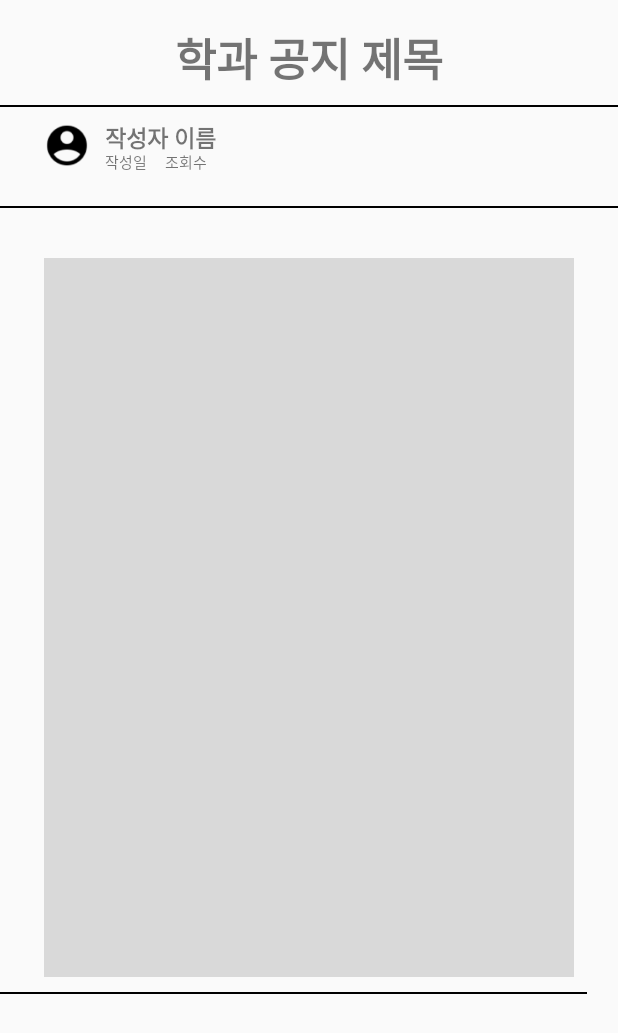
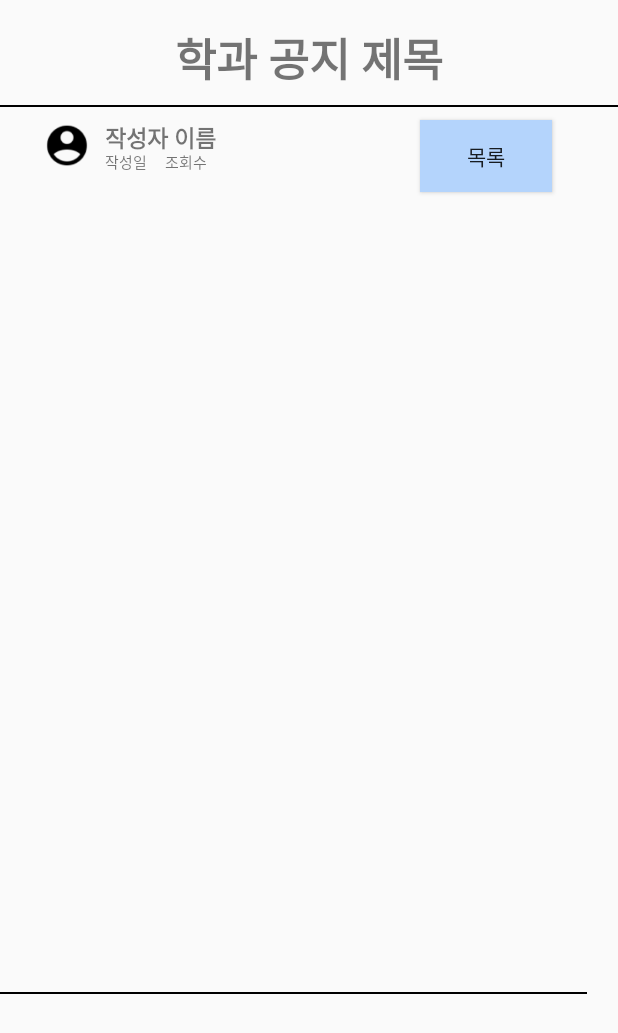
Before and after one commit to LeeYeRyeong/softwarechallenge_2023, an Android app: the departmentnoticego screen opened directly, with no data from a screen before it, on a phone screen of 412 x 824 dp. Shown: the top 1033 px of the screen. Run offline under Robolectric (Android 15) with nearby library versions, the phone set to English and light mode, and no system bars; our stand-ins replace Picasso; pictures from the network do not load.

Commit message:
7차 수정본

```diff
--- a/app/build.gradle
+++ b/app/build.gradle
@@ -39,5 +39,8 @@ dependencies {
     androidTestImplementation 'androidx.test.ext:junit:1.1.5'
     androidTestImplementation 'androidx.test.espresso:espresso-core:3.5.1'
     implementation 'de.hdodenhof:circleimageview:3.1.0'
+    implementation 'com.squareup.retrofit2:retrofit:2.9.0'
+    implementation 'com.squareup.retrofit2:converter-gson:2.9.0'
+    implementation 'com.squareup.picasso:picasso:2.71828'
 
 }
--- a/app/src/main/java/com/example/cambus/departmentnoticego.java
+++ b/app/src/main/java/com/example/cambus/departmentnoticego.java
@@ -6,17 +6,57 @@ import android.content.Intent;
 import android.os.Bundle;
 import android.view.View;
 import android.widget.Button;
+import android.widget.ImageView;
+import android.widget.TextView;
+
+import com.squareup.picasso.Picasso;
 
 public class departmentnoticego extends AppCompatActivity {
+    private TextView textViewTitle;
+    private TextView textViewContent;
+    private ImageView imageView;
+    private Button tb_noticelist;
+
+    @Override
+    protected void onCreate(Bundle savedInstanceState) {
+        super.onCreate(savedInstanceState);
+        setContentView(R.layout.department_notice);
+        tb_noticelist = findViewById(R.id.tb_noticelist);
+        tb_noticelist.setOnClickListener(new View.OnClickListener() {
+
+            @Override
+            public void onClick(View view) {
+                Intent intent = new Intent(departmentnoticego.this, departmentnotice.class);
+                startActivity(intent);
+
+            }
+        });
 
 
 
-    protected void onCreate(@Nullable Bundle savedInstanceState){
-        super.onCreate(savedInstanceState);
-        setContentView(R.layout.department_notice);
+        // 레이아웃 요소 초기화
+        textViewTitle = findViewById(R.id.textViewTitle);
+        textViewContent = findViewById(R.id.textViewContent);
+        imageView = findViewById(R.id.imageView);
 
+        // 인텐트에서 데이터 가져오기
+        Intent intent = getIntent();
+        if (intent != null) {
+            String title = intent.getStringExtra("title");
+            String content = intent.getStringExtra("content");
+            String image = intent.getStringExtra("image");
 
+            // 데이터 표시
+            if (title != null && content != null) {
+                textViewTitle.setText(title);
+                textViewContent.setText(content);
 
+                // 이미지 로딩 및 표시
+                if (image != null) {
+                    Picasso.get().load(image).into(imageView);
+                }
+            }
+        }
     }
 
 }
--- a/app/src/main/res/layout/department_notice.xml
+++ b/app/src/main/res/layout/department_notice.xml
@@ -11,7 +11,7 @@
             android:layout_height="match_parent">
 
                 <TextView
-                    android:id="@+id/titleTextView"
+                    android:id="@+id/textViewTitle"
                     android:layout_width="wrap_content"
                     android:layout_height="wrap_content"
                     android:layout_gravity="center_horizontal"
@@ -28,21 +28,22 @@
 
                     android:src="@drawable/line" />
 
-                <ImageView
-                    android:id="@+id/mainrec"
-                    android:layout_width="match_parent"
-                    android:layout_height="479dp"
-                    android:layout_gravity="center"
-
-                    android:src="@drawable/mainrec" />
 
                 <ImageView
-                    android:id="@+id/line71"
-                    android:layout_width="434dp"
-                    android:layout_height="116dp"
-                    android:layout_marginTop="80dp"
+                    android:id="@+id/imageView"
+                    android:layout_width="wrap_content"
+                    android:layout_height="wrap_content"
+                    android:layout_marginTop="150dp"
+                    android:layout_marginLeft="70dp"
+                    android:scaleType="centerInside" />
 
-                    android:src="@drawable/line3" />
+
+                <TextView
+                    android:id="@+id/textViewContent"
+                    android:layout_width="match_parent"
+                    android:layout_height="wrap_content"
+                    android:layout_below="@+id/textViewTitle"
+                    android:layout_marginTop="460dp" />
 
                 <ImageView
                     android:id="@+id/userikon"
@@ -70,6 +71,7 @@
                     android:layout_marginTop="650dp"
                     android:src="@drawable/line2" />
 
+
                 <TextView
                     android:id="@+id/dateTextView"
                     android:layout_width="wrap_content"
@@ -88,6 +90,15 @@
                     android:text="조회수"
                     android:textSize="10sp" />
 
+                <Button
+                    android:id="@+id/tb_noticelist"
+                    android:layout_width="wrap_content"
+                    android:layout_height="wrap_content"
+                    android:text="목록"
+                    android:layout_marginLeft="280dp"
+                    android:layout_marginTop="80dp"
+                    android:background="@color/blue"/>
+
         </FrameLayout>
 
 
```
Also changed, not shown: app/src/main/AndroidManifest.xml (+7 -0 lines), app/src/main/java/com/example/cambus/Json.java (added, +7 -0 lines), app/src/main/java/com/example/cambus/Notion.java (added, +50 -0 lines), app/src/main/java/com/example/cambus/NotionApiService.java (added, +27 -0 lines), app/src/main/java/com/example/cambus/RetrofitClient.java (added, +18 -0 lines), app/src/main/java/com/example/cambus/buy_department.java (added, +14 -0 lines), app/src/main/java/com/example/cambus/buy_school.java (added, +14 -0 lines), app/src/main/java/com/example/cambus/departmentnotice.java (+80 -2 lines), app/src/main/java/com/example/cambus/edit_buy.java (added, +39 -0 lines), app/src/main/java/com/example/cambus/userhome.java (+10 -0 lines), app/src/main/res/layout/choice_buy.xml (added, +56 -0 lines), app/src/main/res/layout/depart_notion.xml (+4 -83 lines), app/src/main/res/layout/edit_buypage_department.xml (renamed from app/src/main/res/layout/edit_buypage.xml, +4 -3 lines), app/src/main/res/layout/edit_buypage_school.xml (added, +120 -0 lines).
